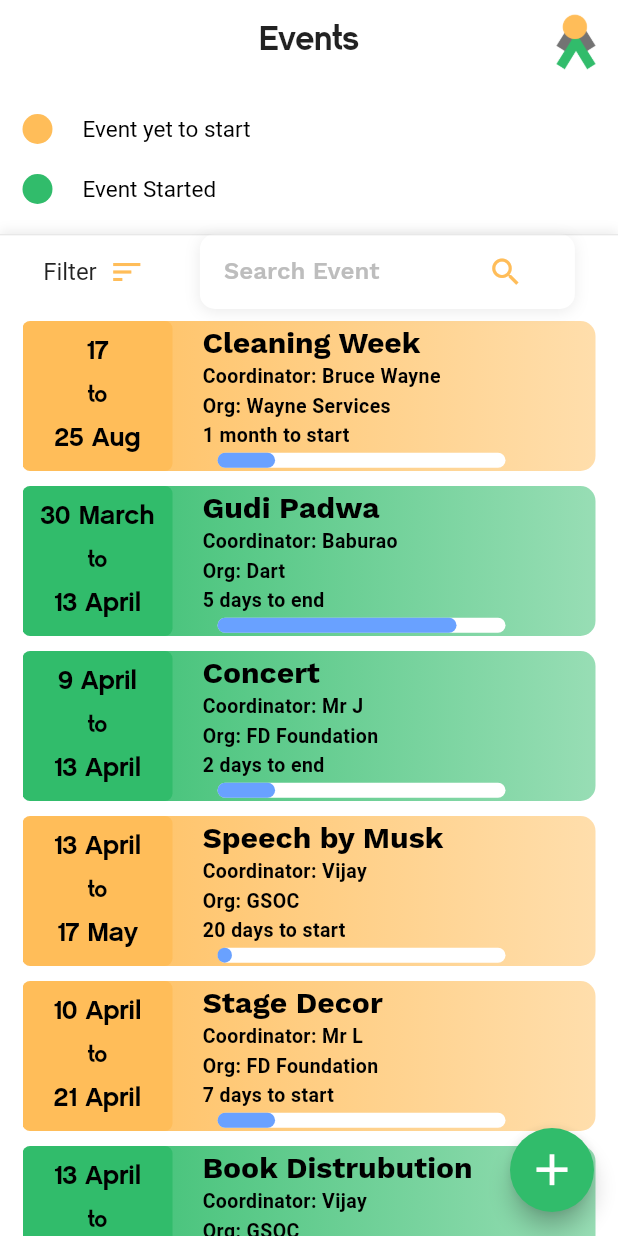
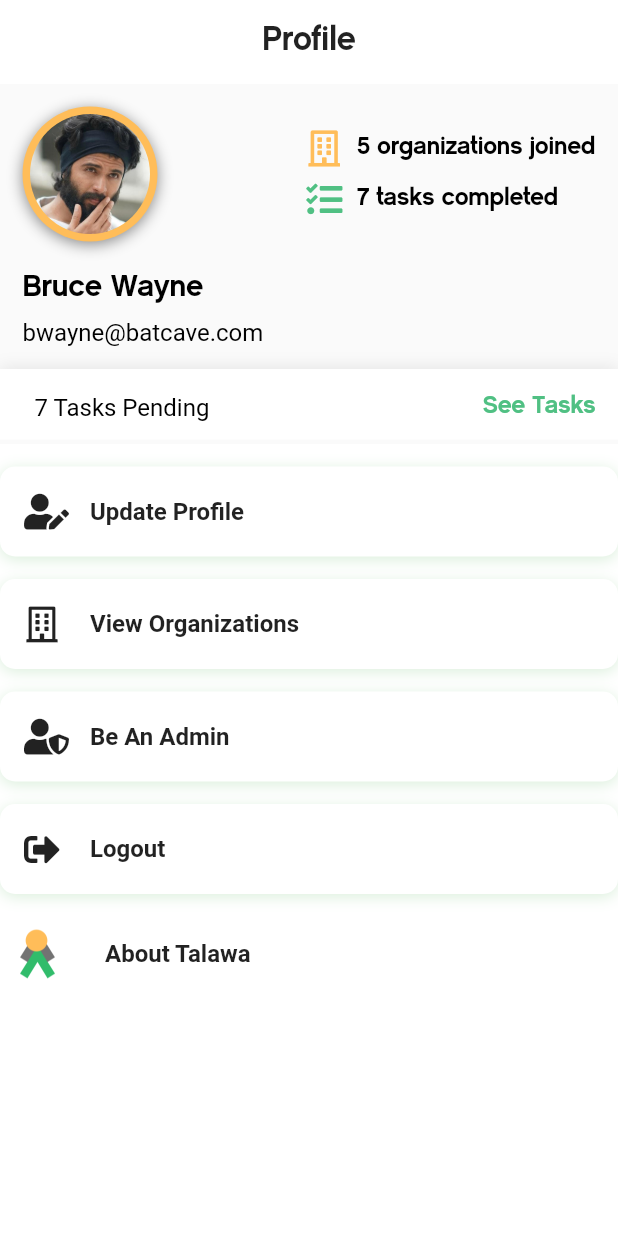
Before and after one commit to utkarshshendge/t-sample-ui, a Flutter app: the screen it shows after launch, after a tap on "SignUp", on a phone screen of 412 x 824 dp. Run offline on Flutter 3.47's test engine with Material 2 defaults, Android fonts, the phone set to English and light mode, and no system bars; drawn by our look-alikes of percent_indicator; our stand-ins replace carousel_slider, font_awesome_flutter, table_calendar.

Commit message:
Add profile Page

```diff
--- a/lib/views/pages/login_signup/signup_screen.dart
+++ b/lib/views/pages/login_signup/signup_screen.dart
@@ -2,8 +2,7 @@ import 'package:flutter/material.dart';
 import 'package:talawa_sample_ui/app_theme.dart';
 import 'package:talawa_sample_ui/views/pages/events/events_home_page.dart';
 import 'package:talawa_sample_ui/views/pages/login_signup/login_screen.dart';
-import 'package:talawa_sample_ui/views/pages/newsfeed/newsfeed_page.dart';
-import 'package:talawa_sample_ui/views/pages/organization/organization_home_page.dart';
+import 'package:talawa_sample_ui/views/pages/profile/profile_page.dart';
 import 'package:talawa_sample_ui/views/widgets/customButtons.dart';
 
 class SignUpPage extends StatefulWidget {
@@ -328,7 +327,7 @@ class _SignUpPageState extends State<SignUpPage> {
                 onTap: () {
                   Navigator.push(
                     context,
-                    MaterialPageRoute(builder: (context) => EventsHomePage()),
+                    MaterialPageRoute(builder: (context) => ProfilePage()),
                   );
                 },
                 child: CustomButton(
--- a/lib/views/pages/organization/organization_home_page.dart
+++ b/lib/views/pages/organization/organization_home_page.dart
@@ -100,7 +100,7 @@ class _OrganizationHomePageState extends State<OrganizationHomePage> {
                 physics: const BouncingScrollPhysics(),
                 scrollDirection: Axis.vertical,
                 children: List<Widget>.generate(
-                  OrganizationModel.OrgList.length,
+                  OrganizationModel.orgList.length,
                   (int index) {
                     return GestureDetector(
                       onTap: () {
@@ -108,11 +108,11 @@ class _OrganizationHomePageState extends State<OrganizationHomePage> {
                           context,
                           MaterialPageRoute(
                               builder: (context) => OrganizationDetailsPage(
-                                  orgModel: OrganizationModel.OrgList[index])),
+                                  orgModel: OrganizationModel.orgList[index])),
                         );
                       },
                       child: OrgItem(
-                        orgModel: OrganizationModel.OrgList[index],
+                        orgModel: OrganizationModel.orgList[index],
                       ),
                     );
                   },
--- /dev/null
+++ b/lib/views/pages/profile/profile_page.dart
@@ -0,0 +1,310 @@
+import 'package:carousel_slider/carousel_slider.dart';
+import 'package:flutter/material.dart';
+import 'package:font_awesome_flutter/font_awesome_flutter.dart';
+import 'package:talawa_sample_ui/views/pages/newsfeed/news_feed_list_item.dart';
+import 'package:talawa_sample_ui/views/view_models/post_model.dart';
+import 'package:talawa_sample_ui/views/widgets/customButtons.dart';
+import 'package:talawa_sample_ui/views/widgets/tab_header.dart';
+
+import '../../../app_theme.dart';
+
+class ProfilePage extends StatefulWidget {
+  @override
+  _ProfilePageState createState() => _ProfilePageState();
+}
+
+class _ProfilePageState extends State<ProfilePage> {
+  List pinnedPostSlider = [
+    "assets/images/feed0.jpg",
+    "assets/images/feed1.jpg",
+    "assets/images/feed2.jpg",
+  ];
+
+  final ScrollController _scrollController = ScrollController();
+
+  @override
+  Widget build(BuildContext context) {
+    return Theme(
+      data: TalawaTheme.buildLightTheme(),
+      child: Scaffold(
+        appBar: AppBar(
+          backgroundColor: TalawaTheme.buildLightTheme().backgroundColor,
+          automaticallyImplyLeading: false,
+          elevation: 0.0,
+          title: Text(
+            'Profile',
+            style: TextStyle(
+                color: Colors.black87, fontFamily: 'CM', fontSize: 22),
+          ),
+        ),
+        body: Stack(
+          children: <Widget>[
+            InkWell(
+              splashColor: Colors.transparent,
+              focusColor: Colors.transparent,
+              highlightColor: Colors.transparent,
+              hoverColor: Colors.transparent,
+              onTap: () {
+                FocusScope.of(context).requestFocus(FocusNode());
+              },
+              child: Column(
+                children: <Widget>[
+                  Expanded(
+                    child: NestedScrollView(
+                      controller: _scrollController,
+                      headerSliverBuilder:
+                          (BuildContext context, bool innerBoxIsScrolled) {
+                        return <Widget>[
+                          SliverList(
+                            delegate: SliverChildBuilderDelegate(
+                                (BuildContext context, int index) {
+                              return Padding(
+                                padding: const EdgeInsets.all(15),
+                                child: Column(
+                                  crossAxisAlignment: CrossAxisAlignment.start,
+                                  children: <Widget>[
+                                    Row(
+                                      mainAxisAlignment:
+                                          MainAxisAlignment.spaceBetween,
+                                      children: [
+                                        Container(
+                                          width: 90,
+                                          height: 90,
+                                          decoration: BoxDecoration(
+                                            shape: BoxShape.circle,
+                                            boxShadow: [
+                                              BoxShadow(
+                                                color: Colors.black45,
+                                                offset: Offset(0, 2),
+                                                blurRadius: 8.0,
+                                              ),
+                                            ],
+                                          ),
+                                          child: CircleAvatar(
+                                            radius: 45,
+                                            backgroundColor:
+                                                TalawaTheme.secondaryColor1,
+                                            child: ClipOval(
+                                              child: Image(
+                                                height: 80,
+                                                width: 80,
+                                                image: AssetImage(
+                                                    posts[0].authorImagePath),
+                                                fit: BoxFit.cover,
+                                              ),
+                                            ),
+                                          ),
+                                        ),
+                                        Column(
+                                          mainAxisAlignment:
+                                              MainAxisAlignment.center,
+                                          crossAxisAlignment:
+                                              CrossAxisAlignment.start,
+                                          children: [
+                                            Row(
+                                              children: [
+                                                Icon(
+                                                  FontAwesomeIcons.building,
+                                                  color: TalawaTheme
+                                                      .secondaryColor1,
+                                                ),
+                                                SizedBox(
+                                                  width: 10,
+                                                ),
+                                                Text(
+                                                  '5 organizations joined',
+                                                  style: TextStyle(
+                                                      color: Colors.black,
+                                                      fontFamily: "CM",
+                                                      fontSize: 16),
+                                                ),
+                                              ],
+                                            ),
+                                            SizedBox(
+                                              height: 10,
+                                            ),
+                                            Row(
+                                              children: [
+                                                Icon(
+                                                  FontAwesomeIcons.tasks,
+                                                  color: TalawaTheme
+                                                      .primatyColorShadeLightShade,
+                                                ),
+                                                SizedBox(
+                                                  width: 10,
+                                                ),
+                                                Text(
+                                                  '7 tasks completed',
+                                                  style: TextStyle(
+                                                      color: Colors.black,
+                                                      fontFamily: "CM",
+                                                      fontSize: 16),
+                                                ),
+                                              ],
+                                            )
+                                          ],
+                                        )
+                                      ],
+                                    ),
+                                    SizedBox(
+                                      height: 20,
+                                    ),
+                                    Text(
+                                      'Bruce Wayne',
+                                      style: TextStyle(
+                                          color: Colors.black,
+                                          fontFamily: "CM",
+                                          fontSize: 20),
+                                    ),
+                                    SizedBox(
+                                      height: 10,
+                                    ),
+                                    Text(
+                                      'bwayne@batcave.com',
+                                      style: TextStyle(
+                                          color: Colors.black, fontSize: 16),
+                                    )
+                                  ],
+                                ),
+                              );
+                            }, childCount: 1),
+                          ),
+                          SliverPersistentHeader(
+                            pinned: true,
+                            floating: true,
+                            delegate: ContestTabHeader(
+                              pinnedStatusUi(),
+                            ),
+                          ),
+                        ];
+                      },
+                      body: Container(
+                        color: TalawaTheme.buildLightTheme().backgroundColor,
+                        child: Column(
+                          crossAxisAlignment: CrossAxisAlignment.start,
+                          children: [
+                            SizedBox(
+                              height: 15,
+                            ),
+                            CustomShadowButton(
+                              customIcon: Icon(FontAwesomeIcons.userEdit),
+                              label: "Update Profile",
+                            ),
+                            SizedBox(
+                              height: 15,
+                            ),
+                            CustomShadowButton(
+                              customIcon: Icon(FontAwesomeIcons.building),
+                              label: "View Organizations",
+                            ),
+                            SizedBox(
+                              height: 15,
+                            ),
+                            CustomShadowButton(
+                              customIcon: Icon(FontAwesomeIcons.userShield),
+                              label: "Be An Admin",
+                            ),
+                            SizedBox(
+                              height: 15,
+                            ),
+                            CustomShadowButton(
+                              customIcon: Icon(FontAwesomeIcons.signOutAlt),
+                              label: "Logout",
+                            ),
+                            SizedBox(
+                              height: 15,
+                            ),
+                            Row(
+                              children: [
+                                Image.asset(
+                                  'assets/images/logo.png',
+                                  height: 50,
+                                ),
+                                SizedBox(
+                                  width: 20,
+                                ),
+                                Text(
+                                  'About Talawa',
+                                  style: TextStyle(
+                                      fontSize: 16,
+                                      fontWeight: FontWeight.bold),
+                                )
+                              ],
+                            )
+                          ],
+                        ),
+                      ),
+                    ),
+                  )
+                ],
+              ),
+            ),
+          ],
+        ),
+      ),
+    );
+  }
+
+  Widget pinnedStatusUi() {
+    return Stack(
+      children: <Widget>[
+        Container(
+          height: 24,
+          decoration: BoxDecoration(
+            color: TalawaTheme.buildLightTheme().backgroundColor,
+            boxShadow: <BoxShadow>[
+              BoxShadow(
+                  color: Colors.grey.withOpacity(0.2),
+                  offset: const Offset(0, -2),
+                  blurRadius: 8.0),
+            ],
+          ),
+        ),
+        Container(
+          color: TalawaTheme.buildLightTheme().backgroundColor,
+          child: Padding(
+            padding:
+                const EdgeInsets.only(left: 15, right: 15, top: 8, bottom: 4),
+            child: Row(
+              children: <Widget>[
+                Expanded(
+                  child: Padding(
+                    padding: const EdgeInsets.all(8.0),
+                    child: Text(
+                      '7 Tasks Pending',
+                      style: TextStyle(fontSize: 16, color: Colors.black),
+                    ),
+                  ),
+                ),
+                InkWell(
+                  focusColor: Colors.transparent,
+                  highlightColor: Colors.transparent,
+                  hoverColor: Colors.transparent,
+                  splashColor: Colors.grey.withOpacity(0.2),
+                  borderRadius: const BorderRadius.all(
+                    Radius.circular(4.0),
+                  ),
+                  onTap: () {},
+                  child: Padding(
+                    padding: const EdgeInsets.only(left: 8),
+                    child: Row(
+                      children: <Widget>[
+                        Text(
+                          'See Tasks',
+                          style: TextStyle(
+                              fontFamily: 'CM',
+                              fontSize: 16,
+                              color: TalawaTheme.primatyColorShadeLightShade),
+                        ),
+                      ],
+                    ),
+                  ),
+                ),
+              ],
+            ),
+          ),
+        ),
+      ],
+    );
+  }
+}
--- a/lib/views/view_models/organization_model.dart
+++ b/lib/views/view_models/organization_model.dart
@@ -13,7 +13,7 @@ class OrganizationModel {
   bool ispublic;
   String adminInfo;
 
-  static List<OrganizationModel> OrgList = <OrganizationModel>[
+  static List<OrganizationModel> orgList = <OrganizationModel>[
     OrganizationModel(
         imagePath: 'assets/images/org0.png',
         title: 'Dart',
--- a/lib/views/widgets/customButtons.dart
+++ b/lib/views/widgets/customButtons.dart
@@ -1,4 +1,7 @@
 import 'package:flutter/material.dart';
+import 'package:font_awesome_flutter/font_awesome_flutter.dart';
+
+import '../../app_theme.dart';
 
 class CustomButton extends StatelessWidget {
   final String label;
@@ -40,3 +43,46 @@ class CustomButton extends StatelessWidget {
     );
   }
 }
+
+class CustomShadowButton extends StatelessWidget {
+  final Icon customIcon;
+  final String label;
+
+  const CustomShadowButton(
+      {Key key, @required this.customIcon, @required this.label})
+      : super(key: key);
+  @override
+  Widget build(BuildContext context) {
+    return Container(
+      padding: const EdgeInsets.only(left: 16, right: 16),
+      // color: Colors.white,
+      width: double.infinity,
+      height: 60,
+      // width: MediaQuery.of(context).size.width - 50,
+      decoration: BoxDecoration(
+        color: TalawaTheme.buildLightTheme().backgroundColor,
+        borderRadius: const BorderRadius.all(
+          Radius.circular(10.0),
+        ),
+        boxShadow: <BoxShadow>[
+          BoxShadow(
+              color: Colors.green.withOpacity(0.2),
+              offset: const Offset(0, 2),
+              blurRadius: 8.0),
+        ],
+      ),
+      child: Row(
+        children: [
+          customIcon,
+          SizedBox(
+            width: 20,
+          ),
+          Text(
+            label,
+            style: TextStyle(fontSize: 16, fontWeight: FontWeight.bold),
+          )
+        ],
+      ),
+    );
+  }
+}
--- a/pubspec.yaml
+++ b/pubspec.yaml
@@ -32,6 +32,7 @@ dependencies:
   carousel_slider: ^2.1.0
   percent_indicator: ^3.0.1
   table_calendar:  ^2.3.2
+  font_awesome_flutter: ^9.0.0
 
 dev_dependencies:
   flutter_test:
```
Also changed, not shown: pubspec.lock.
